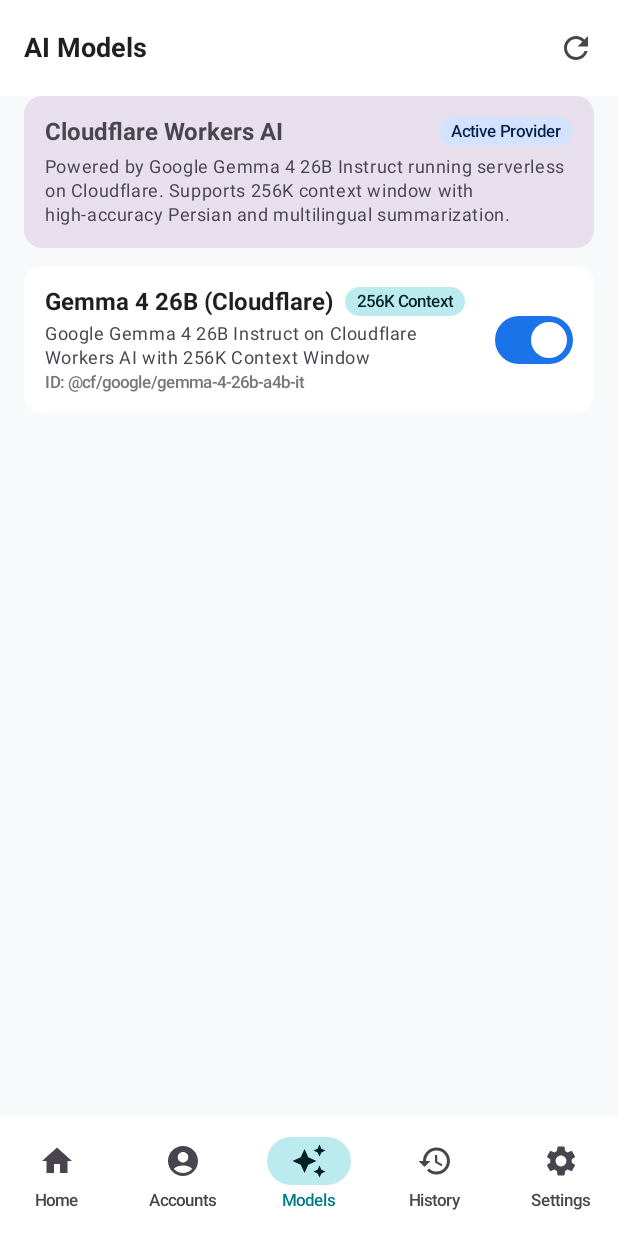
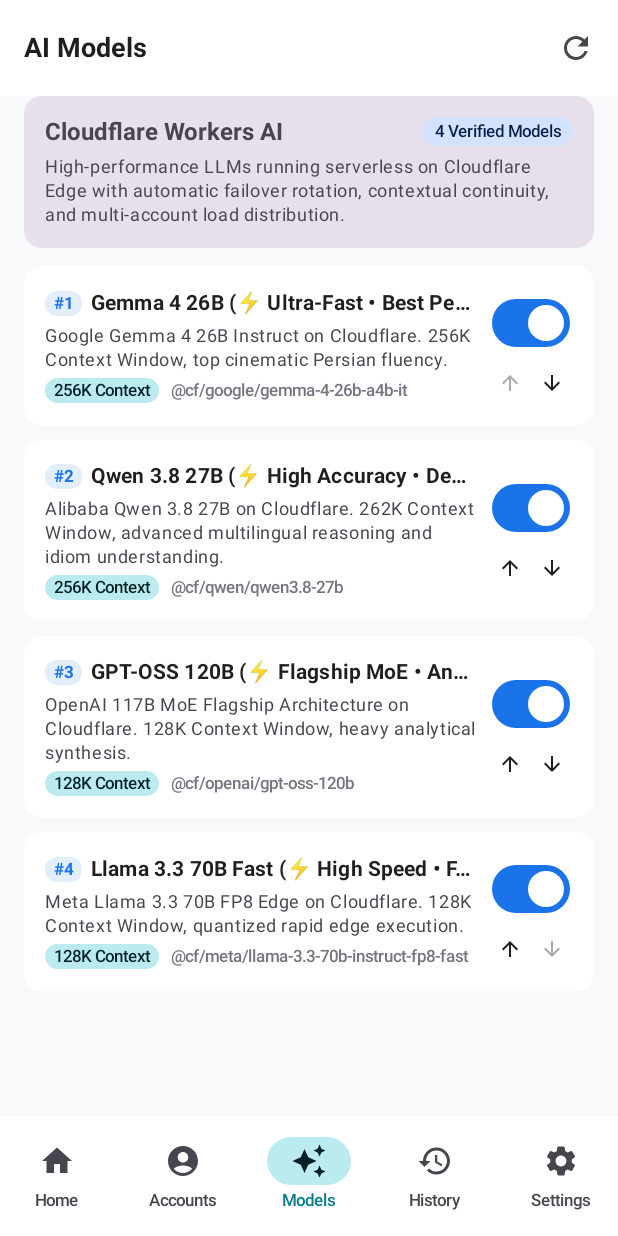
Before and after one commit to AliDevCore/Gemini-Summarizer, an Android app built with Jetpack Compose: the ModelsScreen screen opened through its navigation route, on a phone screen of 412 x 824 dp. Run offline under Robolectric (Android 15) with nearby library versions, the phone set to English and light mode, and no system bars; our stand-ins replace Room's generated code.

Commit message:
feat: implement context-preserving hierarchical summarization, 4 Cloudflare models, and auto-release workflow

```diff
--- a/app/src/main/java/com/gemini/summarizer/core/database/AppDatabase.kt
+++ b/app/src/main/java/com/gemini/summarizer/core/database/AppDatabase.kt
@@ -80,8 +80,8 @@ abstract class AppDatabase : RoomDatabase() {
             return listOf(
                 ModelEntity(
                     id = "@cf/google/gemma-4-26b-a4b-it",
-                    displayName = "Gemma 4 26B (Cloudflare)",
-                    description = "Google Gemma 4 26B Instruct on Cloudflare Workers AI with 256K Context Window",
+                    displayName = "Gemma 4 26B (⚡ Ultra-Fast • Best Persian)",
+                    description = "Google Gemma 4 26B Instruct on Cloudflare. 256K Context Window, top cinematic Persian fluency.",
                     inputTokenLimit = 262144,
                     outputTokenLimit = 4096,
                     isPreview = false,
@@ -89,6 +89,42 @@ abstract class AppDatabase : RoomDatabase() {
                     supportsTextGeneration = true,
                     priority = 1,
                     isEnabled = true
+                ),
+                ModelEntity(
+                    id = "@cf/qwen/qwen3.8-27b",
+                    displayName = "Qwen 3.8 27B (⚡ High Accuracy • Deep Reasoning)",
+                    description = "Alibaba Qwen 3.8 27B on Cloudflare. 262K Context Window, advanced multilingual reasoning and idiom understanding.",
+                    inputTokenLimit = 262144,
+                    outputTokenLimit = 4096,
+                    isPreview = false,
+                    isStable = true,
+                    supportsTextGeneration = true,
+                    priority = 2,
+                    isEnabled = true
+                ),
+                ModelEntity(
+                    id = "@cf/openai/gpt-oss-120b",
+                    displayName = "GPT-OSS 120B (⚡ Flagship MoE • Analytical Depth)",
+                    description = "OpenAI 117B MoE Flagship Architecture on Cloudflare. 128K Context Window, heavy analytical synthesis.",
+                    inputTokenLimit = 131072,
+                    outputTokenLimit = 4096,
+                    isPreview = false,
+                    isStable = true,
+                    supportsTextGeneration = true,
+                    priority = 3,
+                    isEnabled = true
+                ),
+                ModelEntity(
+                    id = "@cf/meta/llama-3.3-70b-instruct-fp8-fast",
+                    displayName = "Llama 3.3 70B Fast (⚡ High Speed • FP8 Edge)",
+                    description = "Meta Llama 3.3 70B FP8 Edge on Cloudflare. 128K Context Window, quantized rapid edge execution.",
+                    inputTokenLimit = 131072,
+                    outputTokenLimit = 4096,
+                    isPreview = false,
+                    isStable = true,
+                    supportsTextGeneration = true,
+                    priority = 4,
+                    isEnabled = true
                 )
             )
         }
--- a/app/src/main/java/com/gemini/summarizer/presentation/models/ModelsScreen.kt
+++ b/app/src/main/java/com/gemini/summarizer/presentation/models/ModelsScreen.kt
@@ -2,7 +2,7 @@ package com.gemini.summarizer.presentation.models
 
 import androidx.compose.foundation.layout.*
 import androidx.compose.foundation.lazy.LazyColumn
-import androidx.compose.foundation.lazy.items
+import androidx.compose.foundation.lazy.itemsIndexed
 import androidx.compose.foundation.shape.RoundedCornerShape
 import androidx.compose.material.icons.Icons
 import androidx.compose.material.icons.filled.*
@@ -67,7 +67,7 @@ fun ModelsScreen(viewModel: ModelsViewModel = viewModel()) {
                             color = MaterialTheme.colorScheme.primaryContainer
                         ) {
                             Text(
-                                text = "Active Provider",
+                                text = "4 Verified Models",
                                 style = MaterialTheme.typography.labelSmall,
                                 color = MaterialTheme.colorScheme.onPrimaryContainer,
                                 modifier = Modifier.padding(horizontal = 8.dp, vertical = 3.dp)
@@ -76,7 +76,7 @@ fun ModelsScreen(viewModel: ModelsViewModel = viewModel()) {
                     }
                     Spacer(Modifier.height(6.dp))
                     Text(
-                        text = "Powered by Google Gemma 4 26B Instruct running serverless on Cloudflare. Supports 256K context window with high-accuracy Persian and multilingual summarization.",
+                        text = "High-performance LLMs running serverless on Cloudflare Edge with automatic failover rotation, contextual continuity, and multi-account load distribution.",
                         style = MaterialTheme.typography.bodySmall,
                         color = MaterialTheme.colorScheme.onSurfaceVariant
                     )
@@ -108,10 +108,14 @@ fun ModelsScreen(viewModel: ModelsViewModel = viewModel()) {
                 verticalArrangement = Arrangement.spacedBy(10.dp),
                 modifier = Modifier.fillMaxSize()
             ) {
-                items(uiState.models, key = { it.id }) { model ->
+                itemsIndexed(uiState.models, key = { _, item -> item.id }) { index, model ->
                     ModelCard(
                         model = model,
-                        onToggle = { viewModel.toggleModelEnabled(model) }
+                        isFirst = index == 0,
+                        isLast = index == uiState.models.size - 1,
+                        onToggle = { viewModel.toggleModelEnabled(model) },
+                        onMoveUp = { viewModel.moveModelPriority(model, moveUp = true) },
+                        onMoveDown = { viewModel.moveModelPriority(model, moveUp = false) }
                     )
                 }
                 item { Spacer(Modifier.height(40.dp)) }
@@ -123,7 +127,11 @@ fun ModelsScreen(viewModel: ModelsViewModel = viewModel()) {
 @Composable
 fun ModelCard(
     model: ModelEntity,
-    onToggle: () -> Unit
+    isFirst: Boolean,
+    isLast: Boolean,
+    onToggle: () -> Unit,
+    onMoveUp: () -> Unit,
+    onMoveDown: () -> Unit
 ) {
     Card(
         modifier = Modifier.fillMaxWidth(),
@@ -142,30 +150,29 @@ fun ModelCard(
             Column(modifier = Modifier.weight(1f).padding(end = 8.dp)) {
                 Row(
                     verticalAlignment = Alignment.CenterVertically,
-                    horizontalArrangement = Arrangement.spacedBy(8.dp)
+                    horizontalArrangement = Arrangement.spacedBy(6.dp)
+                ) {
+                    Surface(
+                        shape = RoundedCornerShape(8.dp),
+                        color = MaterialTheme.colorScheme.primary.copy(alpha = 0.12f)
                     ) {
                         Text(
+                            text = "#${model.priority}",
+                            style = MaterialTheme.typography.labelSmall,
+                            fontWeight = FontWeight.Bold,
+                            color = MaterialTheme.colorScheme.primary,
+                            modifier = Modifier.padding(horizontal = 6.dp, vertical = 2.dp)
+                        )
+                    }
+
+                    Text(
                         text = model.displayName,
-                        style = MaterialTheme.typography.titleMedium,
+                        style = MaterialTheme.typography.titleSmall,
                         fontWeight = FontWeight.Bold,
                         modifier = Modifier.weight(1f, fill = false),
                         maxLines = 1,
                         overflow = TextOverflow.Ellipsis
                     )
-
-                    Surface(
-                        shape = RoundedCornerShape(12.dp),
-                        color = MaterialTheme.colorScheme.secondaryContainer
-                    ) {
-                        Text(
-                            text = "256K Context",
-                            style = MaterialTheme.typography.labelSmall,
-                            color = MaterialTheme.colorScheme.onSecondaryContainer,
-                            maxLines = 1,
-                            softWrap = false,
-                            modifier = Modifier.padding(horizontal = 8.dp, vertical = 3.dp)
-                        )
-                    }
                 }
 
                 Spacer(Modifier.height(4.dp))
@@ -176,19 +183,70 @@ fun ModelCard(
                     color = MaterialTheme.colorScheme.onSurfaceVariant
                 )
 
-                Spacer(Modifier.height(2.dp))
+                Spacer(Modifier.height(4.dp))
 
+                Row(
+                    verticalAlignment = Alignment.CenterVertically,
+                    horizontalArrangement = Arrangement.spacedBy(8.dp)
+                ) {
+                    Surface(
+                        shape = RoundedCornerShape(10.dp),
+                        color = MaterialTheme.colorScheme.secondaryContainer
+                    ) {
+                        val contextLabel = if (model.inputTokenLimit >= 200000) "256K Context" else "128K Context"
                         Text(
-                    text = "ID: ${model.id}",
+                            text = contextLabel,
                             style = MaterialTheme.typography.labelSmall,
-                    color = MaterialTheme.colorScheme.outline
+                            color = MaterialTheme.colorScheme.onSecondaryContainer,
+                            modifier = Modifier.padding(horizontal = 6.dp, vertical = 2.dp)
                         )
                     }
 
+                    Text(
+                        text = model.id,
+                        style = MaterialTheme.typography.labelSmall,
+                        color = MaterialTheme.colorScheme.outline,
+                        maxLines = 1,
+                        overflow = TextOverflow.Ellipsis
+                    )
+                }
+            }
+
+            Column(
+                horizontalAlignment = Alignment.CenterHorizontally,
+                verticalArrangement = Arrangement.spacedBy(2.dp)
+            ) {
                 Switch(
                     checked = model.isEnabled,
                     onCheckedChange = { onToggle() }
                 )
+
+                Row {
+                    IconButton(
+                        onClick = onMoveUp,
+                        enabled = !isFirst,
+                        modifier = Modifier.size(28.dp)
+                    ) {
+                        Icon(
+                            imageVector = Icons.Default.ArrowUpward,
+                            contentDescription = "Move Up",
+                            modifier = Modifier.size(16.dp)
+                        )
+                    }
+
+                    IconButton(
+                        onClick = onMoveDown,
+                        enabled = !isLast,
+                        modifier = Modifier.size(28.dp)
+                    ) {
+                        Icon(
+                            imageVector = Icons.Default.ArrowDownward,
+                            contentDescription = "Move Down",
+                            modifier = Modifier.size(16.dp)
+                        )
                     }
                 }
             }
+        }
+    }
+}
```
Also changed, not shown: app/src/main/java/com/gemini/summarizer/core/database/entity/ModelEntity.kt (+20 -4 lines), app/src/main/java/com/gemini/summarizer/core/network/GeminiApiClient.kt (+38 -11 lines), app/src/main/java/com/gemini/summarizer/domain/engine/AutoRotationEngine.kt (+20 -7 lines), app/src/main/java/com/gemini/summarizer/domain/engine/HierarchicalSummarizer.kt (+155 -37 lines), app/src/main/java/com/gemini/summarizer/presentation/models/ModelsViewModel.kt (+19 -6 lines), 3 other files. Lines whose indentation alone changed are shown as unchanged.
